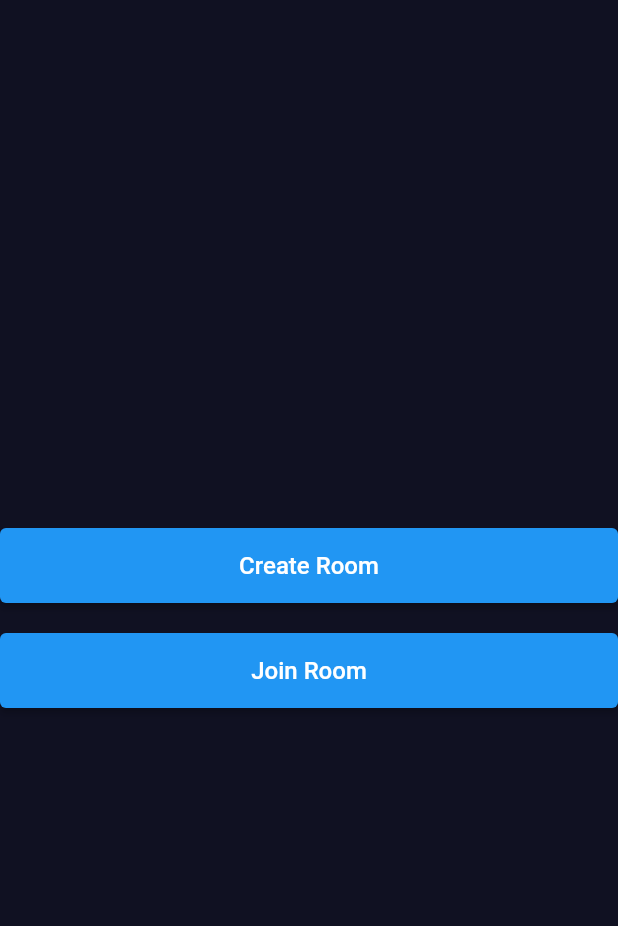
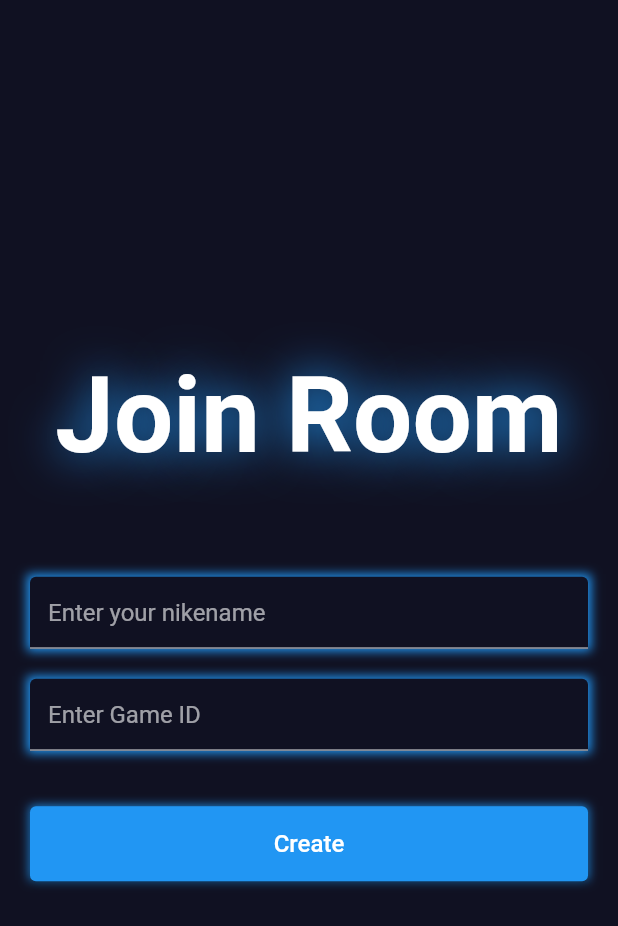
Before and after one commit to VTarunaKumar/TicTacToe-Mobile-Application-Using-Flutter, a Flutter app: the screen it shows after launch, after a tap on "Join Room", on a phone screen of 412 x 824 dp. Shown: the top 926 px of the screen. Run offline on Flutter 3.47's test engine with Material 2 defaults, Android fonts, the phone set to English and light mode, and no system bars.

Commit message:
20/11/2022 first

```diff
--- a/lib/main.dart
+++ b/lib/main.dart
@@ -1,4 +1,6 @@
 import 'package:flutter/material.dart';
+import 'package:tictaktoe/screens/create_room_screen.dart';
+import 'package:tictaktoe/screens/join_room_screen.dart';
 import 'package:tictaktoe/screens/main_menu_screen.dart';
 import 'package:tictaktoe/utils/colors.dart';
 
@@ -17,7 +19,11 @@ class MyApp extends StatelessWidget {
       theme: ThemeData.dark().copyWith(
         scaffoldBackgroundColor: bgColor,
       ),
-      home: const MainMenuScreen(),
+      routes: {
+        MainMenuScreen.routeName: (context) => const MainMenuScreen(),
+      },
+      // home: const MainMenuScreen(),
+      home: MainMenuScreen(),
     );
   }
 }
--- /dev/null
+++ b/lib/responsive/responsive.dart
@@ -0,0 +1,18 @@
+import 'package:flutter/material.dart';
+
+class Responsive extends StatelessWidget {
+  final Widget child;
+  const Responsive({Key? key, required this.child}) : super(key: key);
+
+  @override
+  Widget build(BuildContext context) {
+    return Center(
+      child: ConstrainedBox(
+        constraints: const BoxConstraints(
+          maxWidth: 600,
+        ),
+        child: child,
+      ),
+    );
+  }
+}
--- /dev/null
+++ b/lib/screens/create_room_screen.dart
@@ -0,0 +1,57 @@
+import 'package:flutter/material.dart';
+import 'package:tictaktoe/responsive/responsive.dart';
+import 'package:tictaktoe/widgets/custom_button.dart';
+import 'package:tictaktoe/widgets/custom_text.dart';
+import 'package:tictaktoe/widgets/custom_text_field.dart';
+
+class CreateRoomScreen extends StatefulWidget {
+  static String routeName = '/create-room';
+
+  const CreateRoomScreen({Key? key}) : super(key: key);
+
+  @override
+  State<CreateRoomScreen> createState() => _CreateRoomScreenState();
+}
+
+class _CreateRoomScreenState extends State<CreateRoomScreen> {
+  final TextEditingController _nameController = TextEditingController();
+  @override
+  void dispose() {
+    // TODO: implement dispose
+    super.dispose();
+    _nameController.dispose();
+  }
+
+  @override
+  Widget build(BuildContext context) {
+    final size = MediaQuery.of(context).size;
+    return Scaffold(
+      body: Responsive(
+        child: Container(
+          margin: EdgeInsets.symmetric(horizontal: 20),
+          child: Column(
+            mainAxisAlignment: MainAxisAlignment.center,
+            crossAxisAlignment: CrossAxisAlignment.center,
+            children: [
+              const CustomText(shadow: [
+                Shadow(
+                  blurRadius: 40,
+                  color: Colors.blue,
+                )
+              ], text: "Create Room", fontSize: 70),
+              SizedBox(
+                height: size.height * 0.08,
+              ),
+              CustomTextField(
+                  controller: _nameController, hintText: "Enter your nikename"),
+              SizedBox(
+                height: size.height * 0.045,
+              ),
+              CustomButton(onTap: () {}, text: "Create")
+            ],
+          ),
+        ),
+      ),
+    );
+  }
+}
--- /dev/null
+++ b/lib/screens/join_room_screen.dart
@@ -0,0 +1,65 @@
+import 'package:flutter/material.dart';
+import 'package:tictaktoe/responsive/responsive.dart';
+import 'package:tictaktoe/widgets/custom_button.dart';
+import 'package:tictaktoe/widgets/custom_text.dart';
+import 'package:tictaktoe/widgets/custom_text_field.dart';
+
+class JoinRoomScreen extends StatefulWidget {
+  static String routeName = '/join-room';
+
+  const JoinRoomScreen({Key? key}) : super(key: key);
+
+  @override
+  State<JoinRoomScreen> createState() => _JoinRoomScreenState();
+}
+
+class _JoinRoomScreenState extends State<JoinRoomScreen> {
+  final TextEditingController _gameIDController = TextEditingController();
+  final TextEditingController _nameController = TextEditingController();
+
+  @override
+  void dispose() {
+    // TODO: implement dispose
+    super.dispose();
+    _gameIDController.dispose();
+    _nameController.dispose();
+  }
+
+  @override
+  Widget build(BuildContext context) {
+    final size = MediaQuery.of(context).size;
+    return Scaffold(
+      body: Responsive(
+        child: Container(
+          margin: EdgeInsets.symmetric(horizontal: 20),
+          child: Column(
+            mainAxisAlignment: MainAxisAlignment.center,
+            crossAxisAlignment: CrossAxisAlignment.center,
+            children: [
+              const CustomText(shadow: [
+                Shadow(
+                  blurRadius: 40,
+                  color: Colors.blue,
+                )
+              ], text: "Join Room", fontSize: 70),
+              SizedBox(
+                height: size.height * 0.08,
+              ),
+              CustomTextField(
+                  controller: _nameController, hintText: "Enter your nikename"),
+              SizedBox(
+                height: 20,
+              ),
+              CustomTextField(
+                  controller: _gameIDController, hintText: "Enter Game ID"),
+              SizedBox(
+                height: size.height * 0.045,
+              ),
+              CustomButton(onTap: () {}, text: "Create")
+            ],
+          ),
+        ),
+      ),
+    );
+  }
+}
--- a/lib/screens/main_menu_screen.dart
+++ b/lib/screens/main_menu_screen.dart
@@ -1,21 +1,37 @@
 import 'package:flutter/material.dart';
+import 'package:tictaktoe/responsive/responsive.dart';
+import 'package:tictaktoe/screens/create_room_screen.dart';
+import 'package:tictaktoe/screens/join_room_screen.dart';
 import 'package:tictaktoe/widgets/custom_button.dart';
 
 class MainMenuScreen extends StatelessWidget {
+  static String routeName = '/main-menu';
   const MainMenuScreen({super.key});
+  void createRoom(BuildContext context) {
+    Navigator.push(context,
+        new MaterialPageRoute(builder: (context) => CreateRoomScreen()));
+  }
+
+  void joinRoom(BuildContext context) {
+    Navigator.push(context,
+        new MaterialPageRoute(builder: (context) => new JoinRoomScreen()));
+  }
 
   @override
   Widget build(BuildContext context) {
     return Scaffold(
-        body: Column(
-      mainAxisAlignment: MainAxisAlignment.center,
-      children: [
-        CustomButton(onTap: () {}, text: "Create Room"),
-        const SizedBox(
-          height: 20,
+      body: Responsive(
+        child: Column(
+          mainAxisAlignment: MainAxisAlignment.center,
+          children: [
+            CustomButton(onTap: () => createRoom(context), text: "Create Room"),
+            const SizedBox(
+              height: 20,
+            ),
+            CustomButton(onTap: () => joinRoom(context), text: "Join Room")
+          ],
         ),
-        CustomButton(onTap: () {}, text: "Join Room")
-      ],
-    ));
+      ),
+    );
   }
 }
--- a/lib/widgets/custom_button.dart
+++ b/lib/widgets/custom_button.dart
@@ -9,7 +9,11 @@ class CustomButton extends StatelessWidget {
   Widget build(BuildContext context) {
     final width = MediaQuery.of(context).size.width;
 
-    return ElevatedButton(
+    return Container(
+      decoration: const BoxDecoration(boxShadow: [
+        BoxShadow(color: Colors.blue, blurRadius: 5, spreadRadius: 0),
+      ]),
+      child: ElevatedButton(
         onPressed: onTap,
         // ignore: sort_child_properties_last
         child: Text(text,
@@ -19,6 +23,7 @@ class CustomButton extends StatelessWidget {
         style: ElevatedButton.styleFrom(
           minimumSize: Size(width, 50),
         ),
+      ),
     );
   }
 }
--- /dev/null
+++ b/lib/widgets/custom_text.dart
@@ -0,0 +1,27 @@
+import 'package:flutter/material.dart';
+
+class CustomText extends StatelessWidget {
+  final List<Shadow> shadow;
+  final String text;
+  final double fontSize;
+
+  const CustomText(
+      {Key? key,
+      required this.shadow,
+      required this.text,
+      required this.fontSize})
+      : super(key: key);
+
+  @override
+  Widget build(BuildContext context) {
+    return Text(
+      text,
+      style: TextStyle(
+        color: Colors.white,
+        fontWeight: FontWeight.bold,
+        fontSize: fontSize,
+        shadows: shadow,
+      ),
+    );
+  }
+}
--- /dev/null
+++ b/lib/widgets/custom_text_field.dart
@@ -0,0 +1,31 @@
+import 'package:flutter/material.dart';
+import 'package:tictaktoe/utils/colors.dart';
+
+class CustomTextField extends StatelessWidget {
+  final TextEditingController controller;
+  final String hintText;
+
+  const CustomTextField(
+      {Key? key, required this.controller, required this.hintText})
+      : super(key: key);
+
+  @override
+  Widget build(BuildContext context) {
+    return Container(
+      decoration: const BoxDecoration(
+        boxShadow: [
+          BoxShadow(
+            color: Colors.blue,
+            blurRadius: 5,
+            spreadRadius: 2,
+          )
+        ],
+      ),
+      child: TextField(
+        controller: controller,
+        decoration: InputDecoration(
+            fillColor: bgColor, filled: true, hintText: hintText),
+      ),
+    );
+  }
+}
```
Lines whose indentation alone changed are shown as unchanged.
